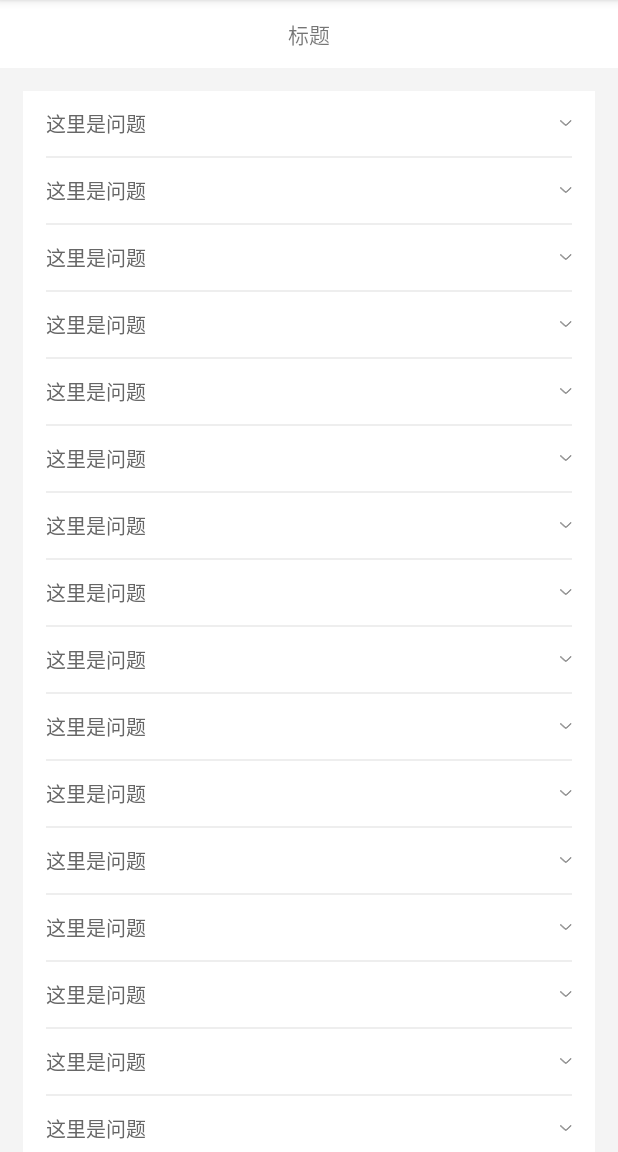
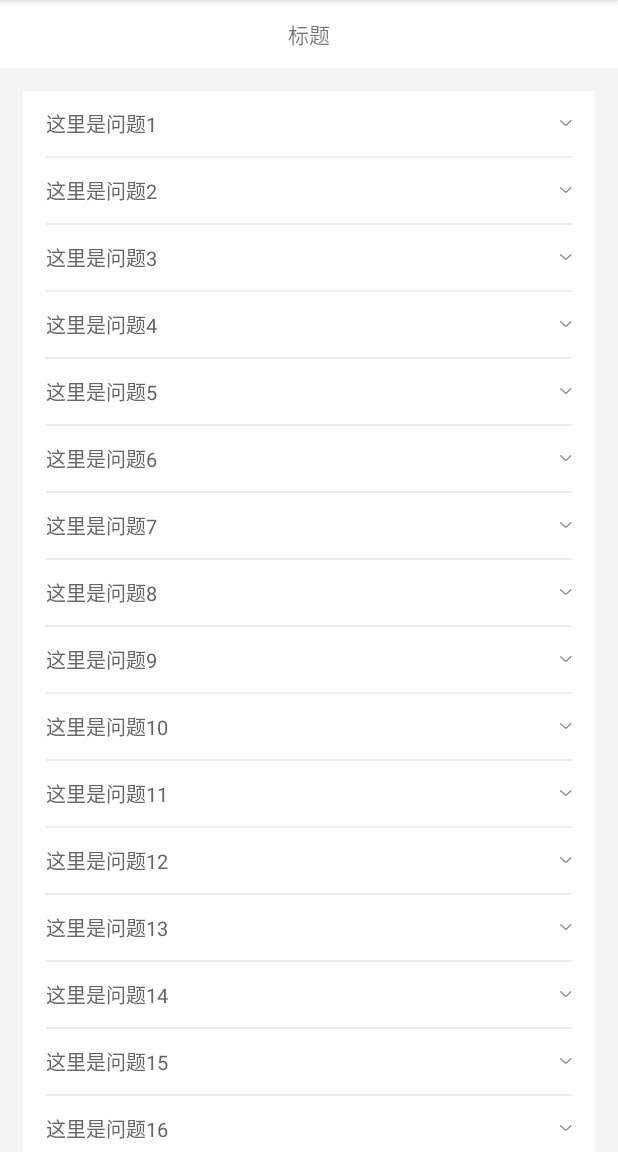
Before and after one commit to Android-xiaoxian/FSX_Applications, an Android app: the screen it shows after launch (MainActivity), on a phone screen of 412 x 824 dp, the part 84-1236 px from its top. Run offline under Robolectric (Android 15) with nearby library versions, the phone set to English and light mode, and no system bars.

Commit message:
第四次commit

```diff
--- a/app/src/main/java/com/fsx/questionview/MainActivity.java
+++ b/app/src/main/java/com/fsx/questionview/MainActivity.java
@@ -13,11 +13,10 @@ import androidx.appcompat.app.AppCompatActivity;
 public class MainActivity extends AppCompatActivity {
 
 
-    private int[] stringIds = new int[50];
-    private int[] stringIds2 = new int[50];
-    private MyQuestionView[] views = new MyQuestionView[stringIds.length];
+    private String[] question ;
+    private String[] answer ;
     private int lastShow = -1;//记录上一个打开的答案
-
+    private MyQuestionView[] views;
 
 
     @Override
@@ -30,15 +29,14 @@ public class MainActivity extends AppCompatActivity {
 
     private void initView() {
         LinearLayout linearLayout = findViewById(R.id.ll_question_list);
-        for (int i = 0;i<50;i++){
-            stringIds[i] = R.string.str01;
-            stringIds2[i] = R.string.str02;
-        }
 
+        question = getResources().getStringArray(R.array.question);
+        answer = getResources().getStringArray(R.array.answer);
+        views = new MyQuestionView[question.length];
         MyQuestionView myQuestionView;
-        for (int i = 0; i < stringIds.length; i++) {
+        for (int i = 0; i < answer.length; i++) {
             myQuestionView = new MyQuestionView(this);
-            myQuestionView.setContent(stringIds[i], stringIds2[i]);
+            myQuestionView.setContent(question[i], answer[i]);
             linearLayout.addView(myQuestionView, i);
             views[i] = myQuestionView;//将每个myQuestionView添加到数组里
             myQuestionView.setmInterface(i, new MyQuestionView.OnClickListenerInterface() {
--- a/app/src/main/java/com/fsx/questionview/MyQuestionView.java
+++ b/app/src/main/java/com/fsx/questionview/MyQuestionView.java
@@ -40,7 +40,7 @@ public class MyQuestionView extends LinearLayout implements View.OnClickListener
 
     }
 
-    public void setContent(int question, int answer) {
+    public void setContent(String question, String answer) {
         tv_wt.setText(question);
         tv_daAn.setText(answer);
     }
--- a/app/src/main/res/values/strings.xml
+++ b/app/src/main/res/values/strings.xml
@@ -4,6 +4,59 @@
     <string name="str01">这里是问题</string>
     <string name="str02">这里是答案\n（1）。。。\n（2）。。。\n（3）。。。</string>
 
+    <string-array name="question">
+        <item >这里是问题1</item>
+        <item >这里是问题2</item>
+        <item >这里是问题3</item>
+        <item >这里是问题4</item>
+        <item >这里是问题5</item>
+        <item >这里是问题6</item>
+        <item >这里是问题7</item>
+        <item >这里是问题8</item>
+        <item >这里是问题9</item>
+        <item >这里是问题10</item>
+        <item >这里是问题11</item>
+        <item >这里是问题12</item>
+        <item >这里是问题13</item>
+        <item >这里是问题14</item>
+        <item >这里是问题15</item>
+        <item >这里是问题16</item>
+        <item >这里是问题17</item>
+        <item >这里是问题18</item>
+        <item >这里是问题19</item>
+        <item >这里是问题20</item>
+        <item >这里是问题21</item>
+        <item >这里是问题22</item>
+        <item >这里是问题23</item>
+        <item >这里是问题24</item>
+    </string-array>
+
+    <string-array name="answer">
+        <item >这里是答案1\n（1）。。。\n（2）。。。\n（3）。。。</item>
+        <item >这里是答案2\n（1）。。。\n（2）。。。\n（3）。。。</item>
+        <item >这里是答案3\n（1）。。。\n（2）。。。\n（3）。。。</item>
+        <item >这里是答案4\n（1）。。。\n（2）。。。\n（3）。。。</item>
+        <item >这里是答案5\n（1）。。。\n（2）。。。\n（3）。。。</item>
+        <item >这里是答案6\n（1）。。。\n（2）。。。\n（3）。。。</item>
+        <item >这里是答案7\n（1）。。。\n（2）。。。\n（3）。。。</item>
+        <item >这里是答案8\n（1）。。。\n（2）。。。\n（3）。。。</item>
+        <item >这里是答案9\n（1）。。。\n（2）。。。\n（3）。。。</item>
+        <item >这里是答案10\n（1）。。。\n（2）。。。\n（3）。。。</item>
+        <item >这里是答案11\n（1）。。。\n（2）。。。\n（3）。。。</item>
+        <item >这里是答案12\n（1）。。。\n（2）。。。\n（3）。。。</item>
+        <item >这里是答案13\n（1）。。。\n（2）。。。\n（3）。。。</item>
+        <item >这里是答案14\n（1）。。。\n（2）。。。\n（3）。。。</item>
+        <item >这里是答案15\n（1）。。。\n（2）。。。\n（3）。。。</item>
+        <item >这里是答案16\n（1）。。。\n（2）。。。\n（3）。。。</item>
+        <item >这里是答案17\n（1）。。。\n（2）。。。\n（3）。。。</item>
+        <item >这里是答案18\n（1）。。。\n（2）。。。\n（3）。。。</item>
+        <item >这里是答案19\n（1）。。。\n（2）。。。\n（3）。。。</item>
+        <item >这里是答案20\n（1）。。。\n（2）。。。\n（3）。。。</item>
+        <item >这里是答案21\n（1）。。。\n（2）。。。\n（3）。。。</item>
+        <item >这里是答案22\n（1）。。。\n（2）。。。\n（3）。。。</item>
+        <item >这里是答案23\n（1）。。。\n（2）。。。\n（3）。。。</item>
+        <item >这里是答案24\n（1）。。。\n（2）。。。\n（3）。。。</item>
+    </string-array>
 
     <string name="str44">是否对你有帮助？</string>
     <string name="str45">有用</string>
```
